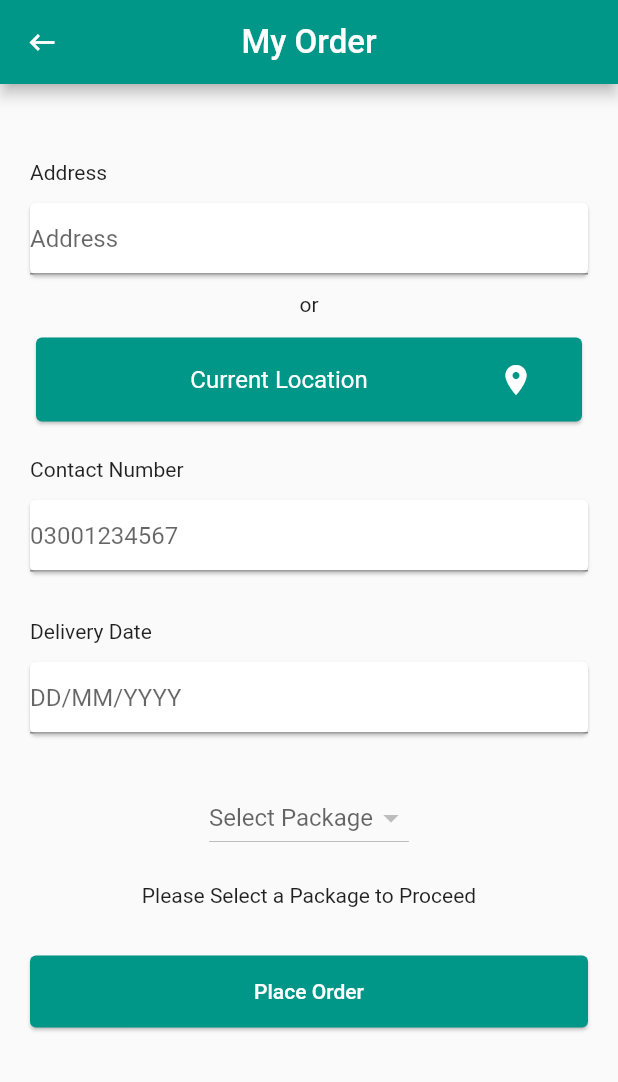
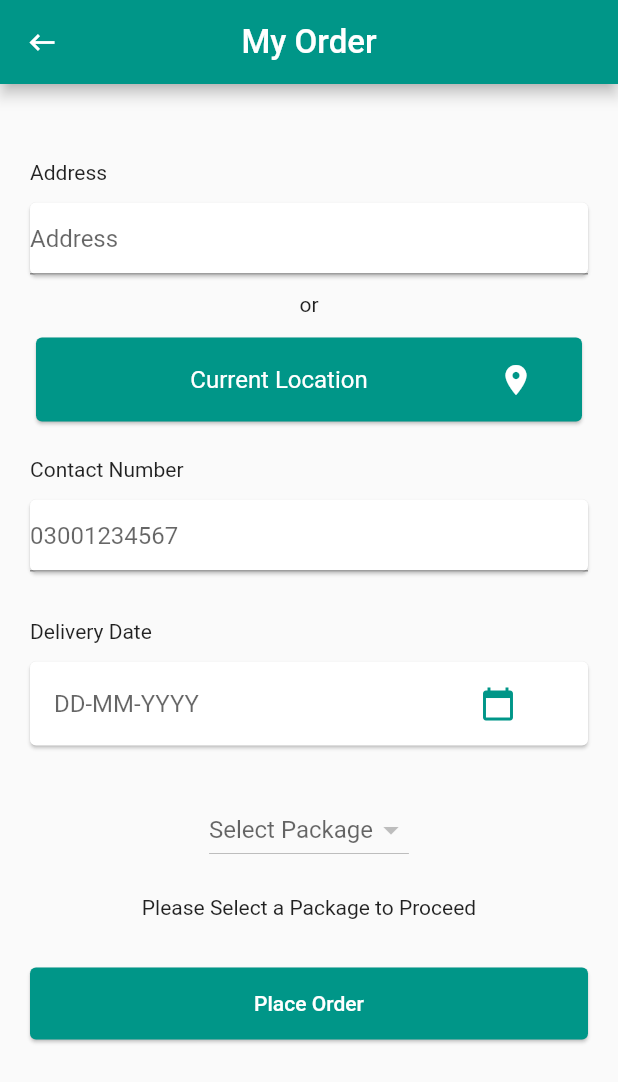
Before and after one commit to sma-zaidi/seg27-paani, a Flutter app: the Place_Order_Screen screen opened directly with empty values, on a phone screen of 412 x 824 dp. Shown: the top 1082 px of the screen. Run offline on Flutter 3.47's test engine with Material 2 defaults, Android fonts, the phone set to English and light mode, and no system bars; our stand-ins replace badges, email_validator, flutter_rating_bar, flutter_spinkit, geolocator, google_maps_flutter and 2 more; missing offline and left inert: flutter_star_rating, sweetalert; accounts and stored records are empty.

Commit message:
made some changes to orderplacementscreen

```diff
--- a/front-end/lib/screens/customersideapp/customerorderplacement.dart
+++ b/front-end/lib/screens/customersideapp/customerorderplacement.dart
@@ -2,10 +2,10 @@ import 'dart:convert';
 import 'package:flutter/cupertino.dart';
 import 'package:flutter/material.dart';
 import 'package:http/http.dart' as http;
-import 'package:paani/screens/customersideapp/orderplacementpackage.dart';
-import 'package:paani/screens/customersideapp/order_confirmation.dart';
 import 'package:geolocator/geolocator.dart';
 import 'package:paani/screens/customersideapp/googlemaps/G_Map.dart';
+import 'package:permission_handler/permission_handler.dart';
+import 'package:flutter/services.dart';
 
 class Place_Order_Screen extends StatefulWidget {
   var data;
@@ -36,6 +36,10 @@ class _Place_Order_ScreenState extends State<Place_Order_Screen> {
   List<String> pkgIDs = [];
   String companyName;
   bool showDetails = false;
+  bool locationset = false;
+  dynamic contact;
+  dynamic address;
+  String delDate;
 
   @override
   void initState() {
@@ -48,6 +52,12 @@ class _Place_Order_ScreenState extends State<Place_Order_Screen> {
     // TODO: implement initState
     super.initState();
     // you can have different listner functions if you wish
+    ctrl2.addListener(() {
+      contact = ctrl2.text;
+    });
+    ctrl1.addListener(() {
+      address = ctrl1.text;
+    });
     ctrl3.addListener(onChange);
   }
 
@@ -103,6 +113,7 @@ class _Place_Order_ScreenState extends State<Place_Order_Screen> {
             child: Card(
               margin: EdgeInsets.symmetric(vertical: 12.0),
               child: TextField(
+                enabled: locationset ? false : true,
                 decoration: InputDecoration(
                   hintText: 'Address',
                 ),
@@ -119,6 +130,17 @@ class _Place_Order_ScreenState extends State<Place_Order_Screen> {
               color: Colors.teal,
               child: FlatButton(
                 onPressed: () async {
+                  // if (await Permission.location.isPermanentlyDenied) {
+                  //   // The user opted to never again see the permission request dialog for this
+                  //   // app. The only way to change the permission's status now is to let the
+                  //   // user manually enable it in the system settings.
+                  //   openAppSettings();
+                  // }
+                  var ans = await Permission.location.request();
+                  print(ans);
+                  // if (result.isGranted ||
+                  //     await Permission
+                  //         .locationWhenInUse.serviceStatus.isEnabled) {
                   final position = await Geolocator().getCurrentPosition(
                       desiredAccuracy: LocationAccuracy.high);
                   dynamic result = await Navigator.push(
@@ -126,6 +148,14 @@ class _Place_Order_ScreenState extends State<Place_Order_Screen> {
                       MaterialPageRoute(
                           builder: (context) =>
                               G_Map(position.latitude, position.longitude)));
+                  if (result != null) {
+                    setState(() {
+                      address = result.toString();
+                      ctrl1.text = '';
+                      locationset = true;
+                    });
+                  }
+                  // }
                 },
                 child: ListTile(
                   title: Center(
@@ -142,6 +172,40 @@ class _Place_Order_ScreenState extends State<Place_Order_Screen> {
               ),
             ),
           ),
+          locationset
+              ? Padding(
+                  padding: const EdgeInsets.fromLTRB(15.0, 0.0, 15.0, 0.0),
+                  child: Container(
+                    color: Colors.grey[400],
+                    child: Row(
+                      mainAxisAlignment: MainAxisAlignment.start,
+                      children: <Widget>[
+                        Padding(
+                          padding:
+                              const EdgeInsets.fromLTRB(20.0, 8.0, 20.0, 8.0),
+                          child: Text(
+                            "Your location has been set",
+                          ),
+                        ),
+                        SizedBox(width: 10.0),
+                        RaisedButton.icon(
+                            label: Text('remove',
+                                style: TextStyle(color: Colors.white)),
+                            color: Colors.teal,
+                            icon: Icon(
+                              Icons.remove,
+                              color: Colors.white,
+                            ),
+                            onPressed: () {
+                              setState(() {
+                                locationset = false;
+                              });
+                            })
+                      ],
+                    ),
+                  ),
+                )
+              : SizedBox(height: 0.0),
           Padding(
             padding: const EdgeInsets.only(left: 20, right: 20, top: 20),
             child: Text('Contact Number'),
@@ -154,6 +218,10 @@ class _Place_Order_ScreenState extends State<Place_Order_Screen> {
                 decoration: InputDecoration(
                   hintText: '03001234567',
                 ),
+                keyboardType: TextInputType.number,
+                inputFormatters: <TextInputFormatter>[
+                  WhitelistingTextInputFormatter.digitsOnly
+                ],
                 controller: ctrl2,
               ),
             ),
@@ -166,11 +234,40 @@ class _Place_Order_ScreenState extends State<Place_Order_Screen> {
             padding: const EdgeInsets.only(left: 20, right: 20),
             child: Card(
               margin: EdgeInsets.symmetric(vertical: 12.0),
-              child: TextField(
-                decoration: InputDecoration(
-                  hintText: 'DD/MM/YYYY',
+              child: ListTile(
+                title: TextField(
+                  decoration: InputDecoration(
+                    hintText: 'DD-MM-YYYY',
+                    border: InputBorder.none,
+                  ),
+                  controller: ctrl3,
                 ),
-                controller: ctrl3,
+                trailing: FlatButton(
+                  child: Icon(
+                    Icons.calendar_today,
+                    color: Colors.teal,
+                  ),
+                  onPressed: () {
+                    showDatePicker(
+                            context: context,
+                            initialDate: DateTime.now(),
+                            firstDate: DateTime(2020),
+                            lastDate: DateTime(2021))
+                        .then((date) {
+                      if (date != null) {
+                        String dateString = date.toString().substring(0, 10);
+                        String day = dateString.substring(8, 10);
+                        String month = dateString.substring(5, 7);
+                        String year = dateString.substring(0, 4);
+                        delDate = day + "-" + month + "-" + year;
+                        print(delDate);
+                        setState(() {
+                          ctrl3.text = delDate;
+                        });
+                      }
+                    });
+                  },
+                ),
               ),
             ),
           ),
--- a/front-end/pubspec.yaml
+++ b/front-end/pubspec.yaml
@@ -30,6 +30,7 @@ dependencies:
   email_validator: ^1.0.4
   flutter_spinkit: "^4.1.2"
   shared_preferences: ^0.5.7
+  permission_handler: ^5.0.0+hotfix.5
 
   # The following adds the Cupertino Icons font to your application.
   # Use with the CupertinoIcons class for iOS style icons.
```
Also changed, not shown: front-end/lib/screens/companysideapp/CompanyHomeScreen.dart (+7 -0 lines), front-end/pubspec.lock, 1 other file.
